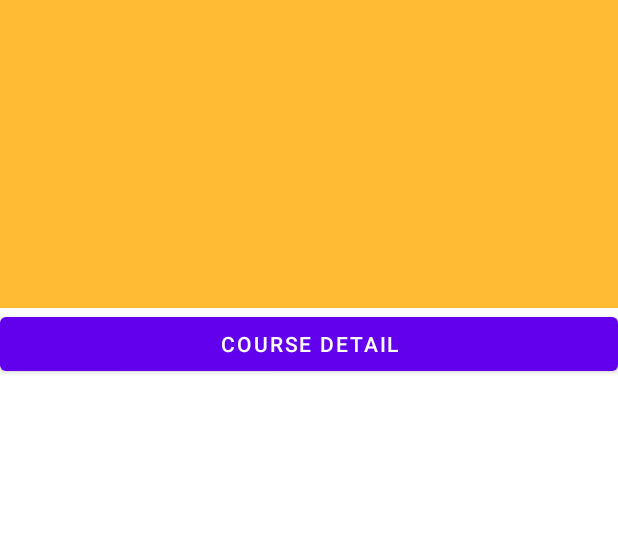
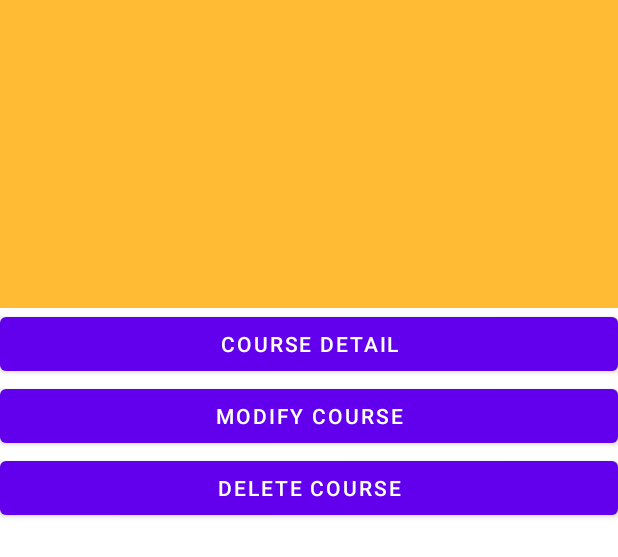
Before and after one commit to kevinsherrell/Term-Scheduler, an Android app: the layout activity_term_recyclerview_course_item.xml on its own in the app's theme, with its tools: preview values and no code run, on a phone screen of 412 x 824 dp. Shown: the top 557 px of the screen. Run offline under Robolectric (Android 15) with nearby library versions, the phone set to English and light mode, and no system bars.

Commit message:
Delete course working

```diff
--- a/app/src/main/AndroidManifest.xml
+++ b/app/src/main/AndroidManifest.xml
@@ -9,6 +9,9 @@
         android:roundIcon="@mipmap/ic_launcher_round"
         android:supportsRtl="true"
         android:theme="@style/Theme.TermScheduler">
+        <activity
+            android:name=".UI.Term.CourseModify"
+            android:exported="false" />
         <activity
             android:name=".UI.Term.TermModify"
             android:exported="false" />
--- a/app/src/main/java/com/c196/TermScheduler/DB/AssessmentDAO.java
+++ b/app/src/main/java/com/c196/TermScheduler/DB/AssessmentDAO.java
@@ -10,6 +10,7 @@ import androidx.room.Update;
 
 import com.c196.TermScheduler.Model.Assessment;
 import com.c196.TermScheduler.Model.AssessmentWithCourse;
+import com.c196.TermScheduler.Model.Course;
 import com.c196.TermScheduler.Model.CourseWithTerm;
 import com.c196.TermScheduler.Model.Term;
 
@@ -49,4 +50,7 @@ public interface AssessmentDAO {
 
     @Query("SELECT * FROM assessment_table WHERE assessment_table.assessment_id == :id")
     LiveData<Assessment> getAssessmentById(int id);
+
+//    @Query("SELECT * FROM assessment_table WHERE assessment_table.course_id == :id")
+//    List<Assessment> getAssessmentsByFK(int id);
 }
--- a/app/src/main/java/com/c196/TermScheduler/Data/SchedulerRepository.java
+++ b/app/src/main/java/com/c196/TermScheduler/Data/SchedulerRepository.java
@@ -61,6 +61,9 @@ public class SchedulerRepository {
 
     public List<Course> getCoursesByFK(int id){
         return courseDAO.getCoursesByFK(id);
+    }
+    public List<Assessment> getAssessmentsByFK(int id){
+        return assessmentDAO.getAssessmentsByFK(id);
     }
     public void insertCourse(Course course) {
         SchedulerDB.databaseWriteExecutor.execute(() -> {
--- a/app/src/main/java/com/c196/TermScheduler/UI/Course/CourseDetail.java
+++ b/app/src/main/java/com/c196/TermScheduler/UI/Course/CourseDetail.java
@@ -7,6 +7,7 @@ import androidx.lifecycle.ViewModelProvider;
 import androidx.recyclerview.widget.LinearLayoutManager;
 import androidx.recyclerview.widget.RecyclerView;
 
+import android.content.Context;
 import android.content.Intent;
 import android.os.Bundle;
 import android.os.Parcelable;
@@ -14,6 +15,7 @@ import android.util.Log;
 import android.view.MenuItem;
 import android.widget.Button;
 import android.widget.TextView;
+import android.widget.Toast;
 
 import com.c196.TermScheduler.Model.AssessmentViewModel;
 import com.c196.TermScheduler.Model.CourseViewModel;
@@ -97,4 +99,7 @@ public class CourseDetail extends AppCompatActivity {
 
         }
     }
+    public static  void showToast(Context context, final String message){
+        Toast.makeText(context, message, Toast.LENGTH_LONG).show();
+    }
 }
--- a/app/src/main/res/layout/activity_term_recyclerview_course_item.xml
+++ b/app/src/main/res/layout/activity_term_recyclerview_course_item.xml
@@ -58,4 +58,16 @@
         android:layout_height="wrap_content"
         android:text="Course Detail">Term Detail
     </Button>
+    <Button
+        android:id="@+id/termCourseModifyButton"
+        android:layout_width="match_parent"
+        android:layout_height="wrap_content"
+        android:text="Modify Course">Term Detail</Button>
+
+    <Button
+        android:id="@+id/termCourseDeleteButton"
+        android:layout_width="match_parent"
+        android:layout_height="wrap_content"
+        android:text="Delete Course">Term Detail
+    </Button>
 </LinearLayout>
```
Also changed, not shown: app/src/main/java/com/c196/TermScheduler/UI/Term/AssociatedCourseAdapter.java (+47 -1 lines), app/src/main/java/com/c196/TermScheduler/UI/Term/CourseModify.java (added, +16 -0 lines), app/src/main/res/layout/activity_course_modify.xml (added, +9 -0 lines).
